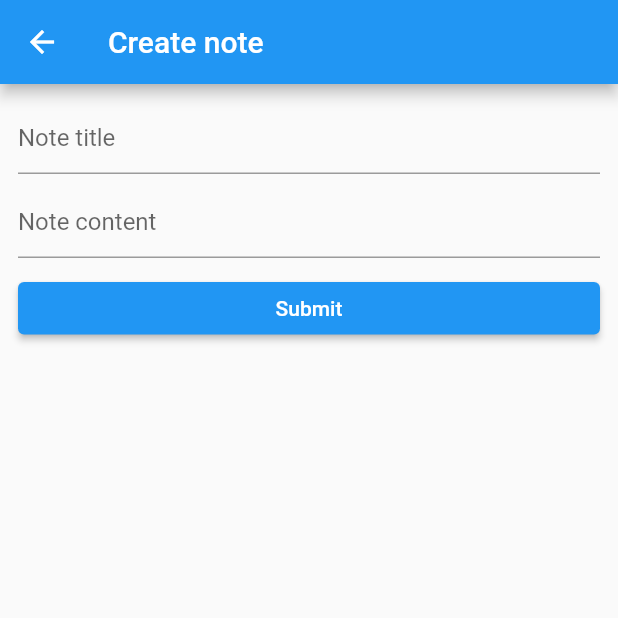
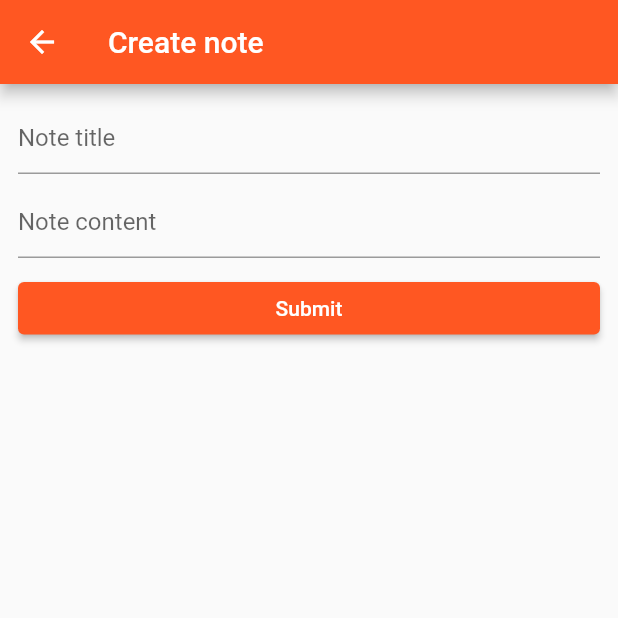
Before and after one commit to MasterChiefCarl/Garces_RESTful_API, a Flutter app: the screen it shows after launch, after a tap on the "note add" icon, on a phone screen of 412 x 824 dp, the top half of it. Run offline on Flutter 3.47's test engine with Material 2 defaults, Android fonts, the phone set to English and light mode, and no system bars; our stand-ins replace get_it; network calls fail.

Commit message:
Lesson / Vid 6 - 8 Complete

```diff
--- a/notes/lib/main.dart
+++ b/notes/lib/main.dart
@@ -22,7 +22,7 @@ class App extends StatelessWidget {
       title: 'Flutter Demo',
       debugShowCheckedModeBanner: false,
       theme: ThemeData(
-        primarySwatch: Colors.blue,
+        primarySwatch: Colors.deepOrange,
       ),
       home: NoteList(),
     );
--- a/notes/lib/views/note_list.dart
+++ b/notes/lib/views/note_list.dart
@@ -1,5 +1,6 @@
 // ignore_for_file: use_key_in_widget_constructors, library_private_types_in_public_api, deprecated_member_use, use_build_context_synchronously
 
+import 'package:flutter/gestures.dart';
 import 'package:flutter/material.dart';
 import 'package:get_it/get_it.dart';
 import 'package:notes/models/api_response.dart';
@@ -57,9 +58,19 @@ class _NoteListState extends State<NoteList> {
           child: const Icon(Icons.note_add),
         ),
         body: RefreshIndicator(
+          triggerMode: RefreshIndicatorTriggerMode.anywhere,
+          backgroundColor: Theme.of(context).primaryColor,
+          color: Colors.white,
           onRefresh: () async {
             _fetchNotes();
           },
+          child: ScrollConfiguration(
+            behavior: ScrollConfiguration.of(context).copyWith(
+              dragDevices: {
+                PointerDeviceKind.touch,
+                PointerDeviceKind.mouse,
+              },
+            ),
             child: Builder(
               builder: (_) {
                 if (_isLoading) {
@@ -111,8 +122,8 @@ class _NoteListState extends State<NoteList> {
                 }
 
                 return ListView.separated(
-                separatorBuilder: (_, __) =>
-                    Divider(height: .5, color: Theme.of(context).primaryColor),
+                  separatorBuilder: (_, __) => Divider(
+                      height: .5, color: Theme.of(context).primaryColor),
                   itemBuilder: (context, index) {
                     return Dismissible(
                       key: ValueKey(_apiResponse.data![index].noteID),
@@ -135,7 +146,7 @@ class _NoteListState extends State<NoteList> {
                           }
                           Scaffold.of(context).showSnackBar(SnackBar(
                               content: Text(message),
-                            duration: const Duration(milliseconds: 1000)));
+                              duration: const Duration(milliseconds: 3000)));
 
                           return deleteResult.data ?? false;
                         }
@@ -154,7 +165,8 @@ class _NoteListState extends State<NoteList> {
                       child: ListTile(
                         title: Text(
                           '🗒 ${_apiResponse.data![index].noteTitle!}',
-                        style: TextStyle(color: Theme.of(context).primaryColor),
+                          style:
+                              TextStyle(color: Theme.of(context).primaryColor),
                         ),
                         subtitle: Text(
                             '• ✏ Last edited on ${formatDateTime(_apiResponse.data![index].latestEditDateTime ?? _apiResponse.data![index].createDateTime!)}'),
@@ -162,8 +174,10 @@ class _NoteListState extends State<NoteList> {
                           Navigator.of(context)
                               .push(MaterialPageRoute(
                                   builder: (_) => NoteModify(
-                                    noteID: _apiResponse.data![index].noteID!)))
+                                      noteID:
+                                          _apiResponse.data![index].noteID!)))
                               .then((data) {
+                            print(data);
                             _fetchNotes();
                           });
                         },
@@ -174,6 +188,7 @@ class _NoteListState extends State<NoteList> {
                 );
               },
             ),
+          ),
         ));
   }
 }
--- a/notes/lib/views/note_modify.dart
+++ b/notes/lib/views/note_modify.dart
@@ -53,7 +53,7 @@ class _NoteModifyState extends State<NoteModify> {
   @override
   Widget build(BuildContext context) {
     return Scaffold(
-      appBar: AppBar(title: Text(isEditing ? 'Edit note' : 'Create note')),
+      appBar: AppBar(title: Text(isEditing ? 'Update note' : 'Create note')),
       body: Padding(
         padding: const EdgeInsets.all(12.0),
         child: _isLoading
```
Lines whose indentation alone changed are shown as unchanged.
